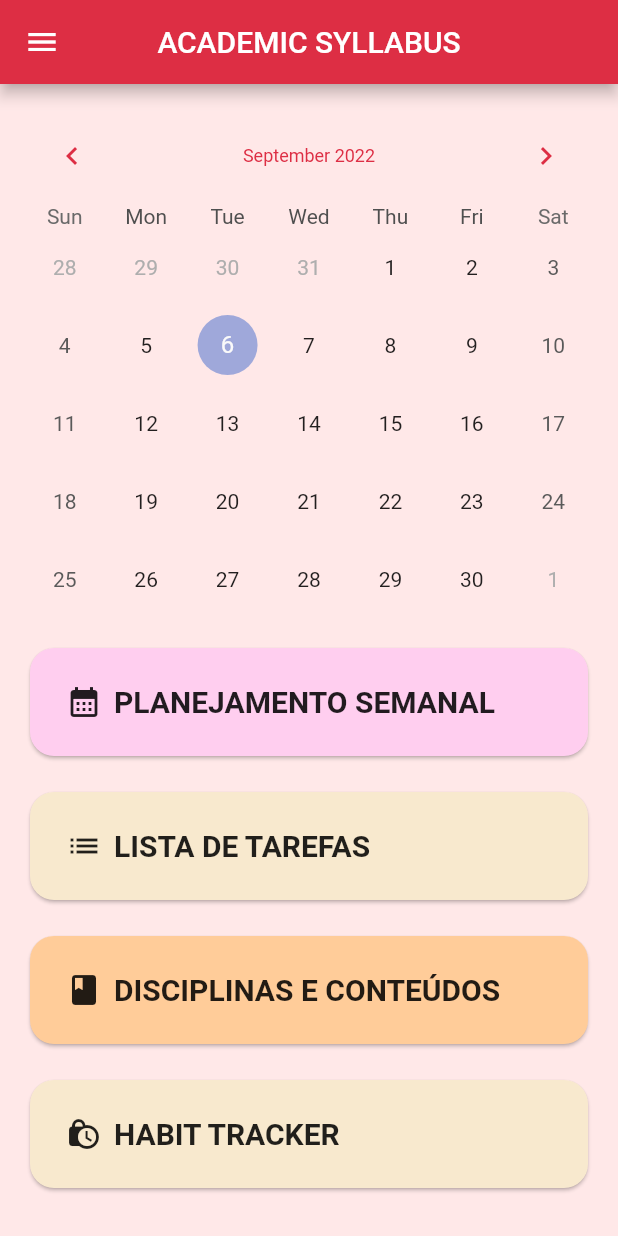
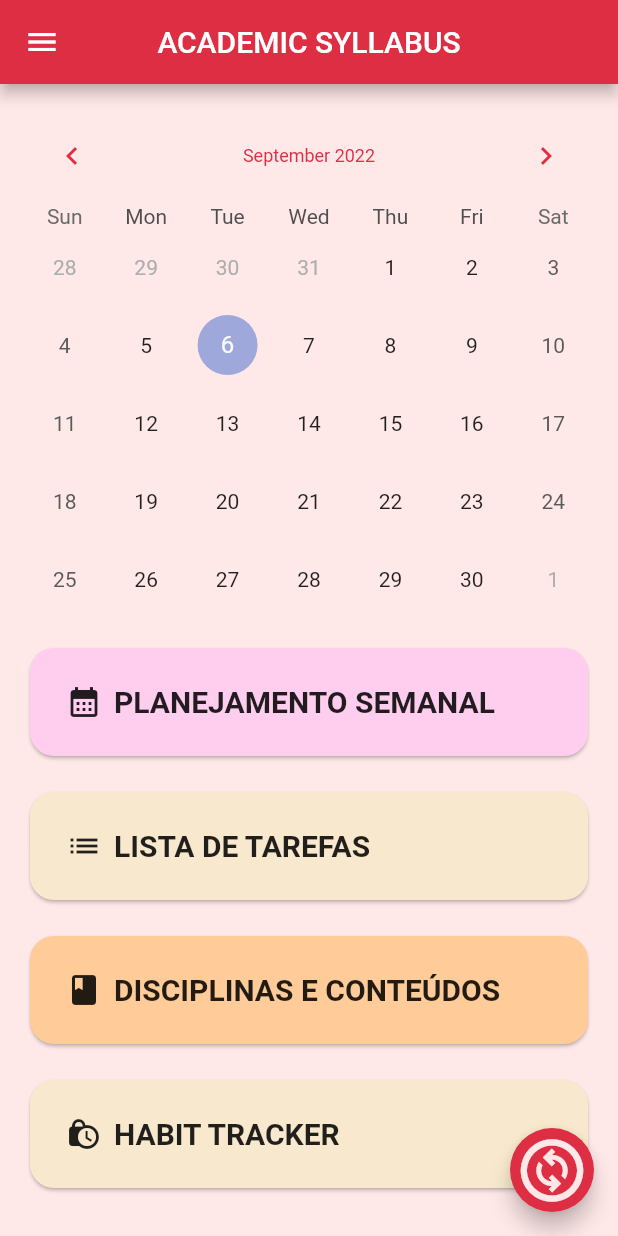
Before and after one commit to DudaSSilva/AS_APP, a Flutter app: the TelaPrincipalPage screen opened directly, on a phone screen of 412 x 824 dp. Run offline on Flutter 3.47's test engine with Material 2 defaults, Android fonts, the phone set to English and light mode, and no system bars; drawn by our look-alikes of table_calendar; our stand-ins replace fluentui_icons, image_picker, url_launcher_web; missing offline and left inert: dart:ffi.

Commit message:
Update pacote_telaPrincipal.dart

```diff
--- a/lib/pages/pacote_telaPrincipal.dart
+++ b/lib/pages/pacote_telaPrincipal.dart
@@ -1,4 +1,5 @@
 import 'package:flutter/material.dart';
+import 'package:flutter/services.dart';
 import 'victorys/pacote_conquista.dart';
 import 'tips/pacote_dicas.dart';
 import '../domain/pacote_materias.dart';
@@ -48,6 +49,11 @@ class _TelaPrincipalPageState extends State<TelaPrincipalPage> {
   );
 
   @override
+  mudarOrientacao() {
+    SystemChrome.setPreferredOrientations([DeviceOrientation.landscapeRight]);
+  }
+
+  @override
   Widget build(BuildContext context) {
     return Scaffold(
       backgroundColor: const Color(0xFFFFE8E8),
@@ -72,6 +78,7 @@ class _TelaPrincipalPageState extends State<TelaPrincipalPage> {
         title: const Text('ACADEMIC SYLLABUS'),
         backgroundColor: const Color(0xFFDD2E44),
       ),
+      floatingActionButton: BuildFloatButton(),
       body: buildBody(),
     );
   }
@@ -180,6 +187,27 @@ class _TelaPrincipalPageState extends State<TelaPrincipalPage> {
             ],
           ),
         ],
+      ),
+    );
+  }
+
+  BuildFloatButton(){
+    return FloatingActionButton(
+      onPressed: () {
+        Navigator.push(
+          context,
+          MaterialPageRoute(
+            builder: (context) {
+              return mudarOrientacao();
+            },
+          ),
+        );
+      },
+      backgroundColor: const Color(0xFFDD2E44),
+      child: const Icon(
+        Icons.change_circle_outlined,
+        color: Color(0xFFFFE8E8),
+        size: 50,
       ),
     );
   }
```
